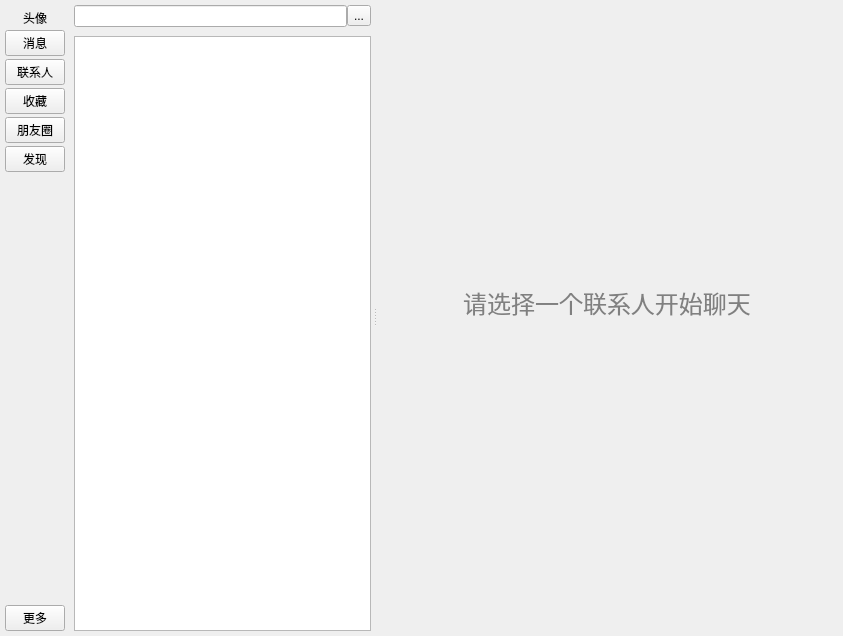
Above: src/core/chat/chatwindow.ui from Voyager-08/meChatClient before the change. Below: the same form after it.
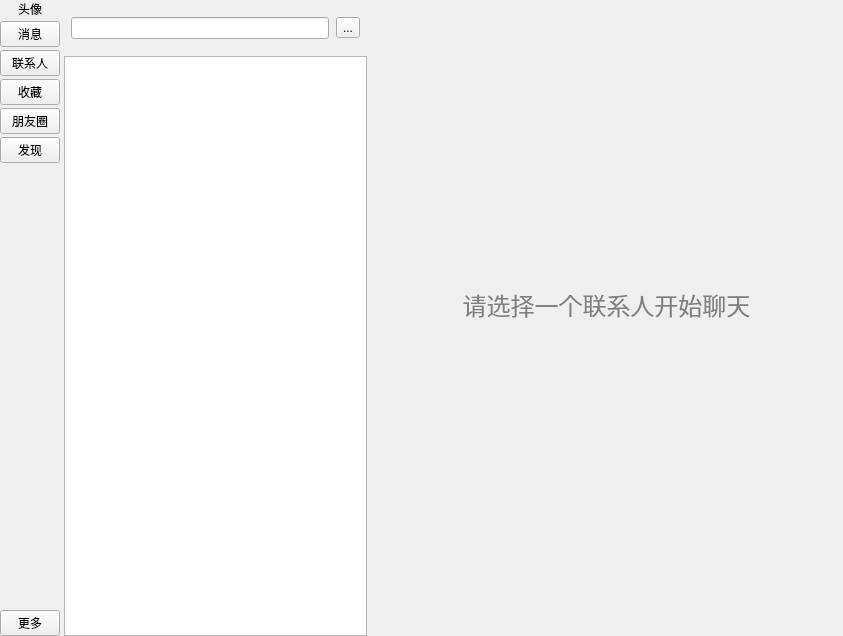
That is the form after the change. The open tabs and pages were chosen to show the change. Icons and pictures are not drawn. Custom widgets are drawn as their Qt base class.

The edit to the form file:
```diff
--- a/src/core/chat/chatwindow.ui
+++ b/src/core/chat/chatwindow.ui
@@ -21,27 +21,33 @@
   </property>
   <layout class="QGridLayout" name="gridLayout_4">
    <property name="leftMargin">
-    <number>5</number>
+    <number>0</number>
    </property>
    <property name="topMargin">
     <number>0</number>
    </property>
    <property name="rightMargin">
-    <number>5</number>
+    <number>0</number>
    </property>
    <property name="bottomMargin">
-    <number>5</number>
+    <number>0</number>
    </property>
    <property name="spacing">
-    <number>5</number>
+    <number>0</number>
    </property>
    <item row="0" column="1">
     <widget class="QSplitter" name="rightLine">
+     <property name="lineWidth">
+      <number>0</number>
+     </property>
+     <property name="midLineWidth">
+      <number>0</number>
+     </property>
      <property name="orientation">
       <enum>Qt::Orientation::Horizontal</enum>
      </property>
      <property name="handleWidth">
-      <number>3</number>
+      <number>1</number>
      </property>
      <widget class="QStackedWidget" name="centerStack">
       <property name="minimumSize">
@@ -56,7 +62,7 @@
         <height>16777215</height>
        </size>
       </property>
-      <property name="currentIndex">
+      <property name="lineWidth">
        <number>1</number>
       </property>
       <widget class="QWidget" name="centerMessagePage">
@@ -139,16 +145,19 @@
         <item>
          <layout class="QHBoxLayout" name="horizontalLayout_5">
           <property name="spacing">
-           <number>0</number>
+           <number>7</number>
+          </property>
+          <property name="leftMargin">
+           <number>7</number>
           </property>
           <property name="topMargin">
-           <number>0</number>
+           <number>12</number>
           </property>
           <property name="rightMargin">
-           <number>0</number>
+           <number>7</number>
           </property>
           <property name="bottomMargin">
-           <number>4</number>
+           <number>12</number>
           </property>
           <item>
            <widget class="QLineEdit" name="lineEdit_2"/>
@@ -191,6 +200,9 @@
             <height>0</height>
            </size>
           </property>
+          <property name="lineWidth">
+           <number>0</number>
+          </property>
          </widget>
         </item>
        </layout>
@@ -201,6 +213,9 @@
        <property name="spacing">
         <number>0</number>
        </property>
+       <property name="leftMargin">
+        <number>0</number>
+       </property>
        <item>
         <layout class="QVBoxLayout" name="InfoBox">
          <property name="spacing">
@@ -929,7 +944,7 @@
      </property>
      <property name="minimumSize">
       <size>
-       <width>50</width>
+       <width>60</width>
        <height>0</height>
       </size>
      </property>
@@ -947,7 +962,7 @@
        <number>0</number>
       </property>
       <property name="topMargin">
-       <number>9</number>
+       <number>0</number>
       </property>
       <property name="rightMargin">
        <number>0</number>
```
Left out of the diff: 16 changed lines with no effect on the pictures.
